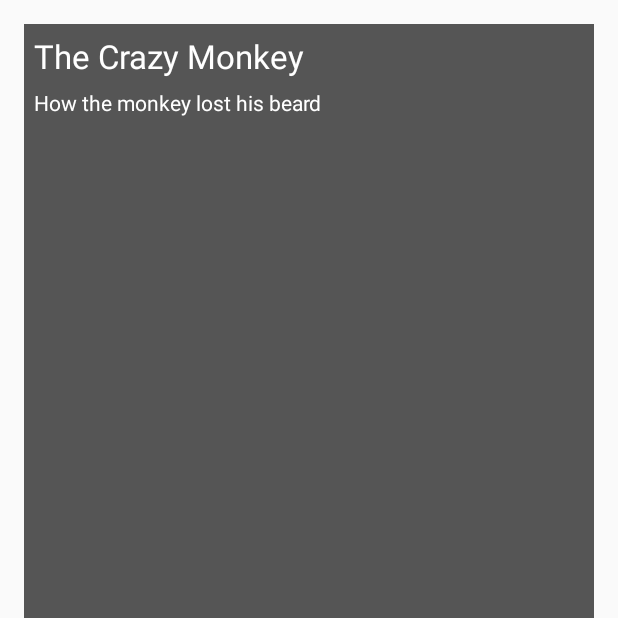
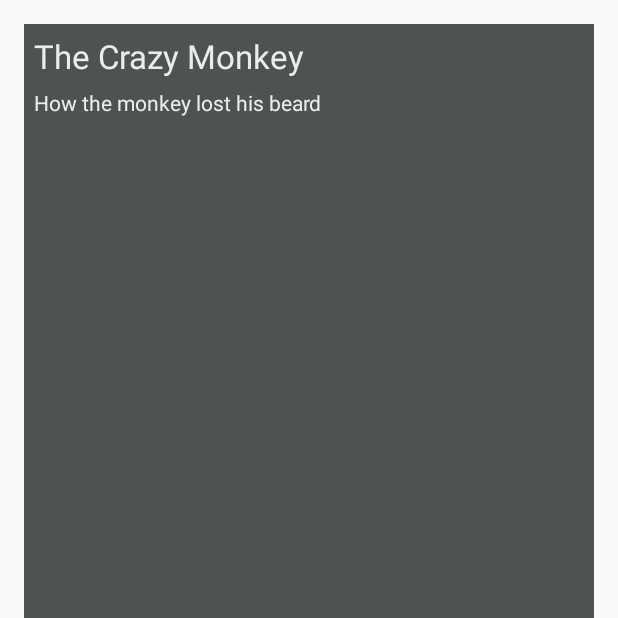
Before and after one commit to martnga/our-stories, an Android app: the screen it shows after launch (MainActivity), on a phone screen of 412 x 824 dp, the top half of it. Run offline under Robolectric (Android 15) with nearby library versions, the phone set to English and light mode, and no system bars.

Commit message:
my_fragment_layout view linked to app to hold the story card

```diff
--- a/app/src/main/java/com/nganga/stories/MainActivity.java
+++ b/app/src/main/java/com/nganga/stories/MainActivity.java
@@ -1,6 +1,9 @@
 package com.nganga.stories;
 
 import android.app.Activity;
+import android.app.Fragment;
+import android.app.FragmentManager;
+import android.app.FragmentTransaction;
 import android.support.v7.app.ActionBarActivity;
 import android.os.Bundle;
 import android.support.v7.widget.LinearLayoutManager;
@@ -63,9 +66,9 @@ public class MainActivity extends Activity {
                 "Why the Tree lives outside"
            ));
            myStories.add(new MyStories(
-                "The Black Zebra",
-                "How the monkey lost his Stripes"
-             ));
+                   "The Black Zebra",
+                   "How the monkey lost his Stripes"
+           ));
 
 
 
@@ -74,7 +77,16 @@ public class MainActivity extends Activity {
         //specify an adapter
         mAdapter = new MyAdapter(myStories);
         mRecyclerView.setAdapter(mAdapter);
+
+
+        MyFragment frag = new MyFragment();
+        FragmentManager manager = getFragmentManager();
+        FragmentTransaction transaction = manager.beginTransaction();
+        transaction.add(R.id.my_layout, frag,"myStories");
+        transaction.commit();
     }
+
+
 
     @Override
     public boolean onCreateOptionsMenu(Menu menu) {
--- a/app/src/main/res/layout/my_fragmet_layout.xml
+++ b/app/src/main/res/layout/my_fragment_layout.xml
@@ -1,7 +1,8 @@
 <?xml version="1.0" encoding="utf-8"?>
 <RelativeLayout xmlns:android="http://schemas.android.com/apk/res/android"
     android:layout_width="match_parent" android:layout_height="match_parent"
-    android:background="#7a3d322d"
+    android:background="#1608313d"
+    android:id="@+id/my_fragment_layout"
     >
 
 </RelativeLayout>
```
Also changed, not shown: app/src/main/java/com/nganga/stories/MyFragment.java (added, +19 -0 lines), app/src/main/java/com/nganga/stories/MyStories.java (+2 -6 lines).
